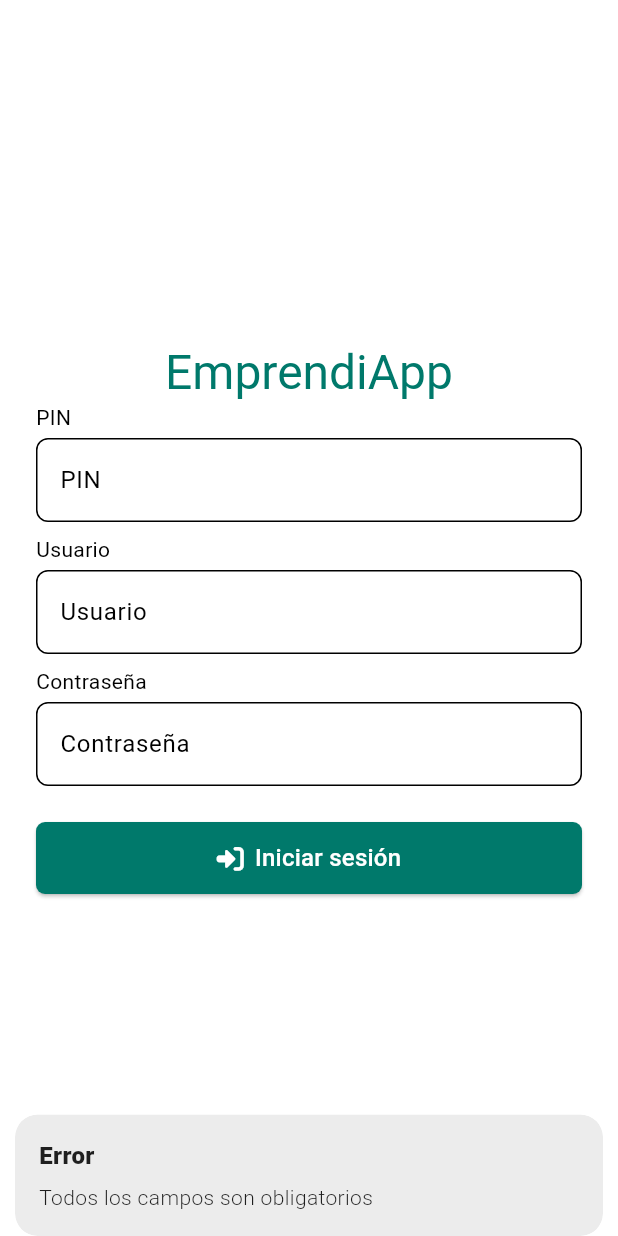
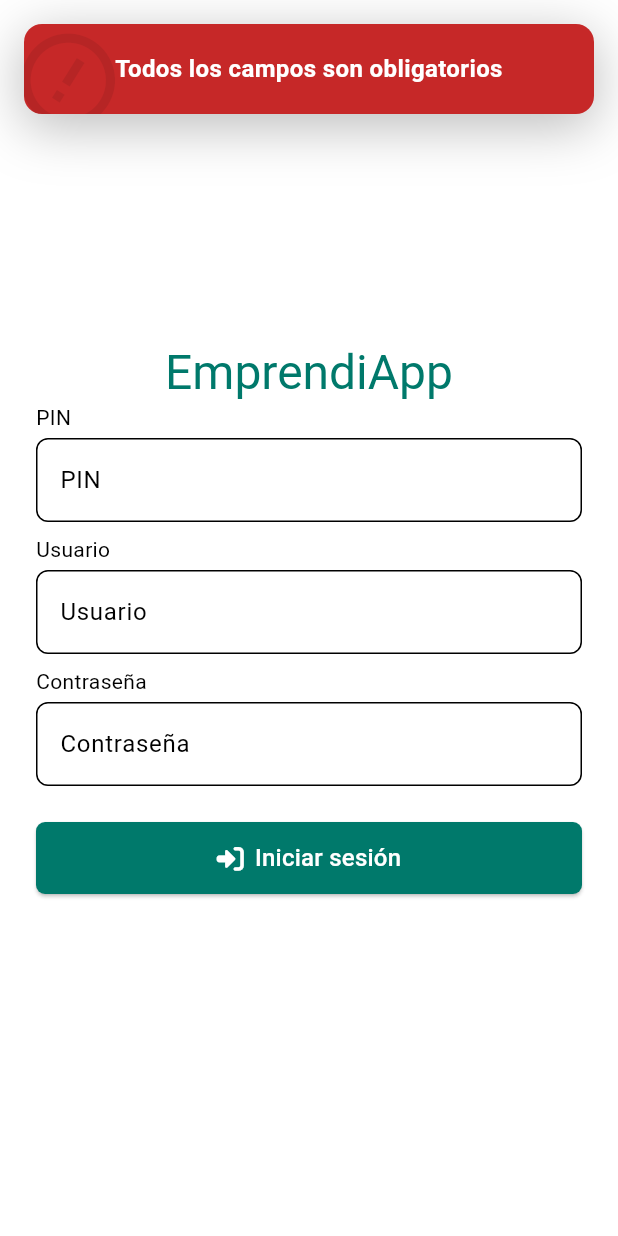
Before and after one commit to ArturoGarcia-G/emprendi_app, a Flutter app: the screen it shows after launch, after a tap on "Iniciar sesión", on a phone screen of 412 x 824 dp. Run offline on Flutter 3.47's test engine with Material 3 defaults, Android fonts, the phone set to English and light mode, and no system bars; drawn by our look-alikes of top_snackbar_flutter; our stand-ins replace dio, font_awesome_flutter, gap, get, get_storage; accounts and stored records are empty.

Commit message:
feat: Actualiza login y agrega loader

```diff
--- a/lib/controllers/auth_controller.dart
+++ b/lib/controllers/auth_controller.dart
@@ -6,6 +6,7 @@ import 'package:get_storage/get_storage.dart';
 import '../routes/pages_routes.dart';
 
 class AuthController extends GetxController {
+  var isLoading = false.obs;
   final storage = GetStorage();
   final AuthApi authApi = Get.find<AuthApi>();
   final Rx<Usuario?> _usuario = Rx<Usuario?>(null);
@@ -46,13 +47,10 @@ class AuthController extends GetxController {
   }) async {
     try {
       if (pin.isEmpty || usuario.isEmpty || password.isEmpty) {
-        Get.snackbar(
-          'Error',
-          'Todos los campos son obligatorios',
-          snackPosition: SnackPosition.BOTTOM,
-        );
+        SnackbarHelper.show('Todos los campos son obligatorios');
         return;
       }
+      isLoading.value = true;
 
       final response = await authApi.iniciarSesion(
         pin: pin,
@@ -71,6 +69,8 @@ class AuthController extends GetxController {
       Get.offAllNamed('/home');
     } catch (e) {
       SnackbarHelper.show(e.toString());
+    } finally {
+      isLoading.value = false;
     }
   }
 
--- a/lib/screens/login/login_screen.dart
+++ b/lib/screens/login/login_screen.dart
@@ -53,18 +53,33 @@ class LoginScreen extends StatelessWidget {
               SizedBox(
                 width: double.infinity,
                 height: 48,
-                child: ElevatedButton.icon(
-                  icon: FaIcon(
+                child: Obx(() {
+                  return ElevatedButton.icon(
+                    icon: authController.isLoading.value
+                        ? SizedBox(
+                            width: 18,
+                            height: 18,
+                            child: CircularProgressIndicator(
+                              color: Colors.white,
+                              strokeWidth: 2,
+                            ),
+                          )
+                        : FaIcon(
                             FontAwesomeIcons.rightToBracket,
                             color: Colors.white,
                           ),
                     style: ElevatedButton.styleFrom(
-                    padding: EdgeInsets.symmetric(horizontal: 20, vertical: 12),
+                      padding: EdgeInsets.symmetric(
+                        horizontal: 20,
+                        vertical: 12,
+                      ),
                       textStyle: TextStyle(fontSize: 16),
                       backgroundColor: Theme.of(context).colorScheme.primary,
                     ),
                     label: Text(
-                    'Iniciar sesión',
+                      authController.isLoading.value
+                          ? 'Cargando...'
+                          : 'Iniciar sesión',
                       style: Theme.of(context).textTheme.titleMedium!.copyWith(
                         color: Theme.of(context).colorScheme.onPrimary,
                       ),
@@ -76,7 +91,8 @@ class LoginScreen extends StatelessWidget {
                         password: passwordCtrl.text,
                       );
                     },
-                ),
+                  );
+                }),
               ),
             ],
           ),
```
Lines whose indentation alone changed are shown as unchanged.
